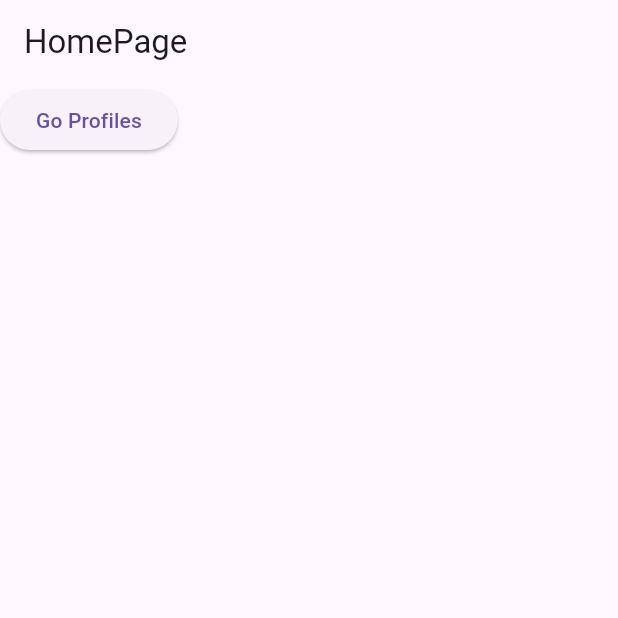
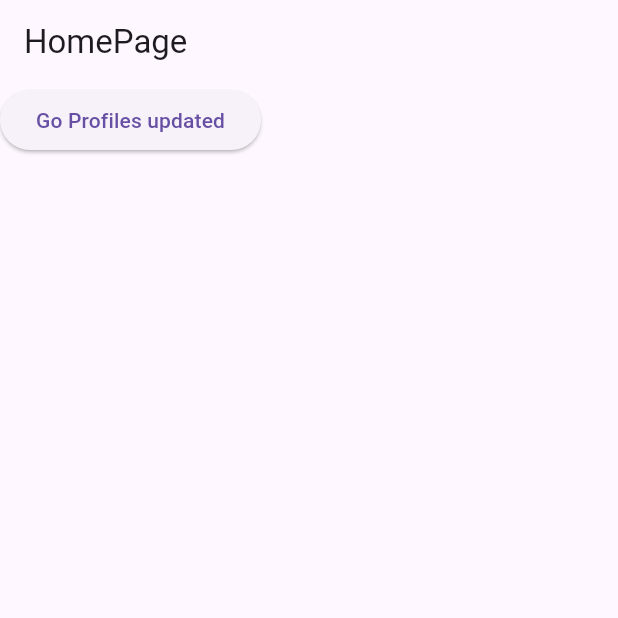
Before and after one commit to fajarraz/flutter3, a Flutter app: the screen it shows after launch, on a phone screen of 412 x 824 dp, the top half of it. Run offline on Flutter 3.47's test engine with Material 2 defaults, Android fonts, the phone set to English and light mode, and no system bars.

Commit message:
change maiin button

```diff
--- a/lib/main.dart
+++ b/lib/main.dart
@@ -38,7 +38,7 @@ class HomePage extends StatelessWidget {
         onPressed: () {
           Navigator.of(context).push(MaterialPageRoute(builder: (context) => const About()));
         },
-        child: Text("Go Profiles"),
+        child: Text("Go Profiles updated"),
       ),
     );
   }
```
